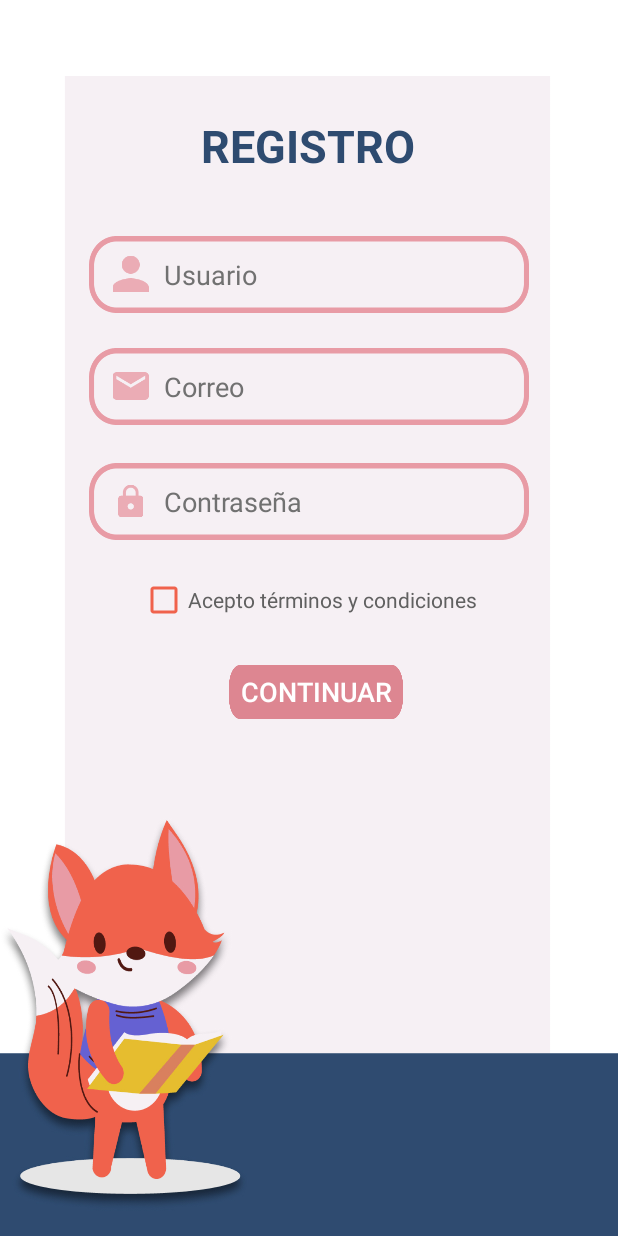
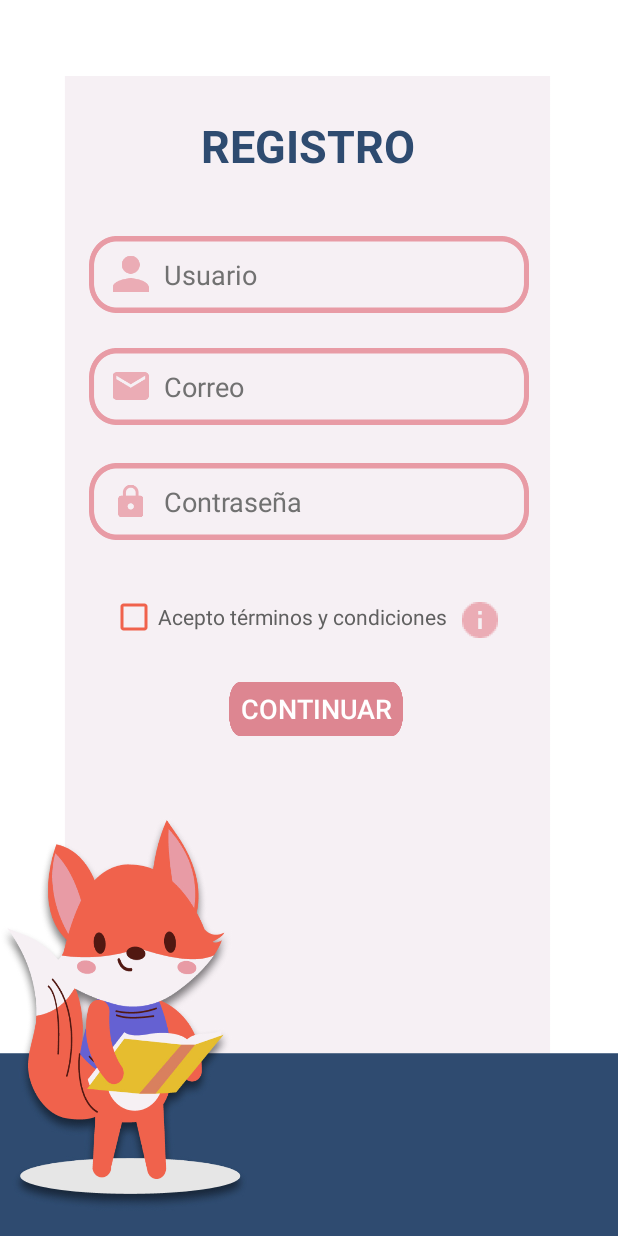
Before and after one commit to CathBug12/ControlAsistencia, an Android app: the registro screen opened directly, with no data from a screen before it, on a phone screen of 412 x 824 dp. Run offline under Robolectric (Android 15) with nearby library versions, the phone set to English and light mode, and no system bars; Roboto replaces fonts that are not available here.

Commit message:
Se agregó ventana emergente
Ventana emergente de Términos y Condiciones en Registro.

```diff
--- a/app/src/main/java/com/example/control_de_asistencia/registro.java
+++ b/app/src/main/java/com/example/control_de_asistencia/registro.java
@@ -1,5 +1,6 @@
 package com.example.control_de_asistencia;
 
+import android.annotation.SuppressLint;
 import android.content.ContentValues;
 import android.database.sqlite.SQLiteDatabase;
 import android.database.sqlite.SQLiteOpenHelper;
@@ -9,11 +10,13 @@ import android.text.Editable;
 import android.view.View;
 import android.widget.Button;
 import android.widget.EditText;
+import android.widget.ImageButton;
 import android.widget.Toast;
 
 public class registro extends AppCompatActivity {
     EditText et_user, et_email, et_passw;
     Button btn_registrar;
+    ImageButton btn_info;
     @Override
     protected void onCreate(Bundle savedInstanceState) {
         super.onCreate(savedInstanceState);
@@ -23,6 +26,14 @@ public class registro extends AppCompatActivity {
         et_email= (EditText) findViewById(R.id.txt_email);
         et_passw = (EditText) findViewById(R.id.txt_password);
         btn_registrar= (Button) findViewById(R.id.btn_next);
+        btn_info= (ImageButton) findViewById(R.id.btn_info);
+
+        btn_info.setOnClickListener(new View.OnClickListener() {
+            @Override
+            public void onClick(View v) {
+                AbrirDialogo();
+            }
+        });
 
         btn_registrar.setOnClickListener(new View.OnClickListener() {
             @Override
@@ -30,6 +41,8 @@ public class registro extends AppCompatActivity {
                 Guardar(et_user.getText().toString(), et_email.getText().toString(), et_passw.getText().toString());
             }
         });
+
+
 
     }
     public void Guardar(String user, String email, String passw){
@@ -47,4 +60,8 @@ public class registro extends AppCompatActivity {
             Toast.makeText(this, "Error:"+e.getMessage(), Toast.LENGTH_LONG).show();
         }
     }
+    public void AbrirDialogo(){
+        Dialog dialog = new Dialog();
+        dialog.show(getSupportFragmentManager(),"Dialog");
+    }
 }
--- a/app/src/main/res/layout-v21/activity_registro.xml
+++ b/app/src/main/res/layout-v21/activity_registro.xml
@@ -84,7 +84,7 @@
         android:drawablePadding="10dp"
         android:ems="10"
         android:hint="@string/txt_passw"
-        android:inputType="textEmailAddress"
+        android:inputType="textPassword"
         android:lineSpacingExtra="8sp"
         android:paddingStart="16dp"
         android:textColor="#333232"
@@ -98,9 +98,9 @@
         android:layout_height="wrap_content"
 
         android:layout_below="@+id/txt_password"
-        android:layout_centerHorizontal="true"
-        android:layout_marginTop="24dp"
-        android:layout_marginEnd="40dp"
+        android:layout_alignParentStart="true"
+        android:layout_marginStart="73dp"
+        android:layout_marginTop="35dp"
         android:buttonTint="#F0624C"
         android:hint="@string/cb_terminos"
         android:text="@string/cb_terminos"
@@ -123,5 +123,17 @@
         android:text="@string/btn_next"
         android:textSize="18sp" />
 
+    <ImageButton
+        android:id="@+id/btn_info"
+        android:layout_width="wrap_content"
+        android:layout_height="wrap_content"
+        android:layout_below="@+id/txt_password"
+        android:layout_marginStart="10dp"
+        android:layout_marginTop="41dp"
+        android:layout_toEndOf="@+id/cb_terminos"
+        android:background="#F6F0F4"
+        android:contentDescription="@string/btn_info"
+        app:srcCompat="@drawable/ic_info" />
+
 
 </RelativeLayout>
--- a/app/src/main/res/values/strings.xml
+++ b/app/src/main/res/values/strings.xml
@@ -2,8 +2,9 @@
     <string name="app_name">Control_de_Asistencia</string>
     <string name="txt_title">CONTROL DE ASISTENCIA</string>
     <string name="txt_load">Cargando...</string>
-    <string name="txt_name">Elaborado por: Catherine Pamela Salguero Casani
-        Docente del curso: Wilder Nina Choquehuayta
+    <string name="txt_name">
+        Elaborado por: Catherine Pamela Salguero Casani \n
+        Docente: Wilder Nina Choquehuayta \n
         Universidad Tecnológica del Perú (UTP)
     </string>
     <string name="txt_email">  Correo</string>
@@ -15,6 +16,7 @@
 
     <string name="txt_reg">REGISTRO</string>
     <string name="cb_terminos">Acepto términos y condiciones</string>
+    <string name="btn_info">INFORMACIÓN</string>
     <string name="btn_next">CONTINUAR</string>
 
     <string name="txt_recu">RECUPERAR CONTRASEÑA</string>
```
Also changed, not shown: app/src/main/java/com/example/control_de_asistencia/Dialog.java (added, +24 -0 lines), app/src/main/res/drawable-hdpi/ic_info.png (added), app/src/main/res/drawable-mdpi/ic_info.png (added), app/src/main/res/drawable-xhdpi/ic_info.png (added), app/src/main/res/drawable-xxhdpi/ic_info.png (added), app/src/main/res/drawable-xxxhdpi/ic_info.png (added).
